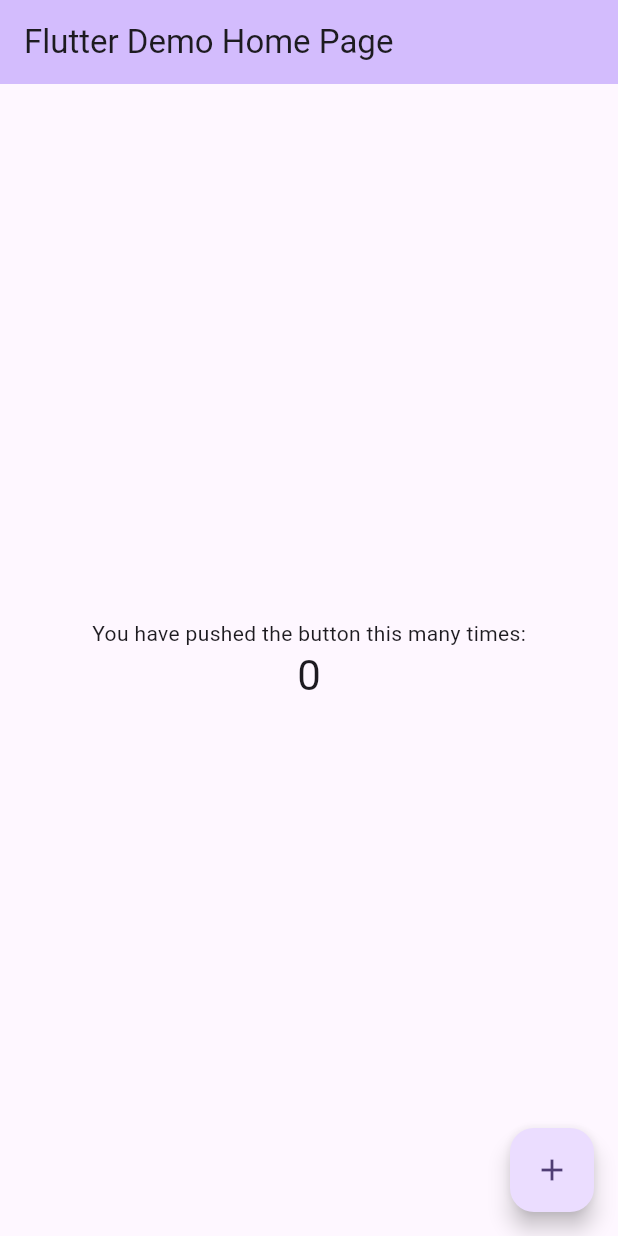
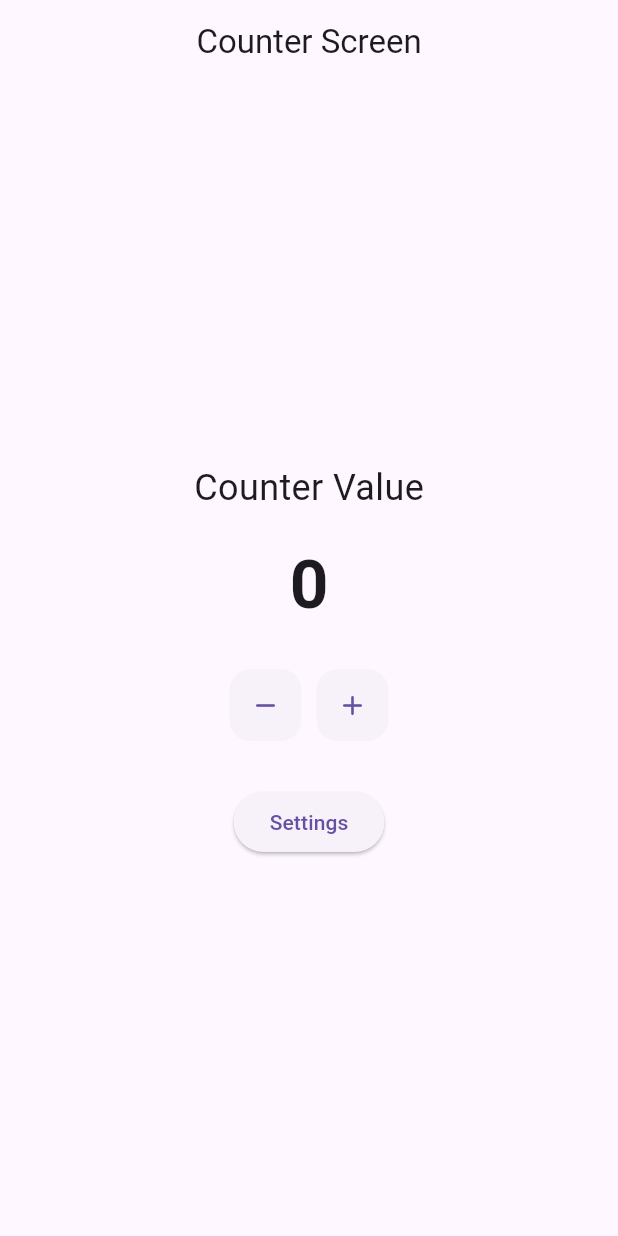
Before and after one commit to jianwillsbisocos-collab/bisocos_advmobprogAY2627, a Flutter app: the screen it shows after launch, on a phone screen of 412 x 824 dp. Run offline on Flutter 3.47's test engine with Material 3 defaults, Android fonts, the phone set to English and light mode, and no system bars.

Commit message:
lab_act1

```diff
--- a/bisocos_advmobprog/lib/main.dart
+++ b/bisocos_advmobprog/lib/main.dart
@@ -1,121 +1,166 @@
 import 'package:flutter/material.dart';
+import 'package:provider/provider.dart';
 
+/// Entry point ng application.
 void main() {
-  runApp(const MyApp());
+  runApp(
+    ChangeNotifierProvider(
+      create: (context) => ThemeProvider(),
+      child: const MyApp(),
+    ),
+  );
 }
 
+/// Nagha-handle ng theme state ng app gamit ang Provider.
+class ThemeProvider extends ChangeNotifier {
+  // Natutunan ko na mas madaling i-manage ang dark mode gamit ang Provider
+  // dahil accessible ito sa buong app.
+  bool _isDarkMode = false;
+
+  /// Ibinabalik ang current theme mode.
+  bool get isDarkMode => _isDarkMode;
+
+  /// Nagpapalit ng light at dark theme.
+  void toggleTheme(bool value) {
+    _isDarkMode = value;
+    notifyListeners();
+  }
+}
+
+/// Main widget ng application.
 class MyApp extends StatelessWidget {
   const MyApp({super.key});
 
-  // This widget is the root of your application.
   @override
   Widget build(BuildContext context) {
-    return MaterialApp(
-      title: 'Flutter Demo',
-      theme: ThemeData(
-        // This is the theme of your application.
-        //
-        // TRY THIS: Try running your application with "flutter run". You'll see
-        // the application has a purple toolbar. Then, without quitting the app,
-        // try changing the seedColor in the colorScheme below to Colors.green
-        // and then invoke "hot reload" (save your changes or press the "hot
-        // reload" button in a Flutter-supported IDE, or press "r" if you used
-        // the command line to start the app).
-        //
-        // Notice that the counter didn't reset back to zero; the application
-        // state is not lost during the reload. To reset the state, use hot
-        // restart instead.
-        //
-        // This works for code too, not just values: Most code changes can be
-        // tested with just a hot reload.
-        colorScheme: .fromSeed(seedColor: Colors.deepPurple),
-      ),
-      home: const MyHomePage(title: 'Flutter Demo Home Page'),
+    return Consumer<ThemeProvider>(
+      builder: (context, themeProvider, child) {
+        return MaterialApp(
+          debugShowCheckedModeBanner: false,
+          title: 'Ephemeral vs App State',
+          theme: ThemeData.light(),
+          darkTheme: ThemeData.dark(),
+          themeMode: themeProvider.isDarkMode
+              ? ThemeMode.dark
+              : ThemeMode.light,
+          home: const CounterScreen(),
+        );
+      },
     );
   }
 }
 
-class MyHomePage extends StatefulWidget {
-  const MyHomePage({super.key, required this.title});
-
-  // This widget is the home page of your application. It is stateful, meaning
-  // that it has a State object (defined below) that contains fields that affect
-  // how it looks.
-
-  // This class is the configuration for the state. It holds the values (in this
-  // case the title) provided by the parent (in this case the App widget) and
-  // used by the build method of the State. Fields in a Widget subclass are
-  // always marked "final".
-
-  final String title;
+/// First screen na nagpapakita ng Ephemeral State gamit ang setState().
+class CounterScreen extends StatefulWidget {
+  const CounterScreen({super.key});
 
   @override
-  State<MyHomePage> createState() => _MyHomePageState();
+  State<CounterScreen> createState() => _CounterScreenState();
 }
 
-class _MyHomePageState extends State<MyHomePage> {
-  int _counter = 0;
+class _CounterScreenState extends State<CounterScreen> {
+  int counter = 0;
 
-  void _incrementCounter() {
+  /// Dinadagdagan ang counter value.
+  void incrementCounter() {
     setState(() {
-      // This call to setState tells the Flutter framework that something has
-      // changed in this State, which causes it to rerun the build method below
-      // so that the display can reflect the updated values. If we changed
-      // _counter without calling setState(), then the build method would not be
-      // called again, and so nothing would appear to happen.
-      _counter++;
+      counter++;
+    });
+  }
+
+  /// Binabawasan ang counter value.
+  void decrementCounter() {
+    setState(() {
+      counter--;
     });
   }
 
   @override
   Widget build(BuildContext context) {
-    // This method is rerun every time setState is called, for instance as done
-    // by the _incrementCounter method above.
-    //
-    // The Flutter framework has been optimized to make rerunning build methods
-    // fast, so that you can just rebuild anything that needs updating rather
-    // than having to individually change instances of widgets.
     return Scaffold(
-      appBar: AppBar(
-        // TRY THIS: Try changing the color here to a specific color (to
-        // Colors.amber, perhaps?) and trigger a hot reload to see the AppBar
-        // change color while the other colors stay the same.
-        backgroundColor: Theme.of(context).colorScheme.inversePrimary,
-        // Here we take the value from the MyHomePage object that was created by
-        // the App.build method, and use it to set our appbar title.
-        title: Text(widget.title),
-      ),
+      appBar: AppBar(title: const Text('Counter Screen'), centerTitle: true),
       body: Center(
-        // Center is a layout widget. It takes a single child and positions it
-        // in the middle of the parent.
         child: Column(
-          // Column is also a layout widget. It takes a list of children and
-          // arranges them vertically. By default, it sizes itself to fit its
-          // children horizontally, and tries to be as tall as its parent.
-          //
-          // Column has various properties to control how it sizes itself and
-          // how it positions its children. Here we use mainAxisAlignment to
-          // center the children vertically; the main axis here is the vertical
-          // axis because Columns are vertical (the cross axis would be
-          // horizontal).
-          //
-          // TRY THIS: Invoke "debug painting" (choose the "Toggle Debug Paint"
-          // action in the IDE, or press "p" in the console), to see the
-          // wireframe for each widget.
-          mainAxisAlignment: .center,
+          mainAxisAlignment: MainAxisAlignment.center,
           children: [
-            const Text('You have pushed the button this many times:'),
+            const Text('Counter Value', style: TextStyle(fontSize: 24)),
+            const SizedBox(height: 15),
+
             Text(
-              '$_counter',
-              style: Theme.of(context).textTheme.headlineMedium,
+              '$counter',
+              style: const TextStyle(fontSize: 45, fontWeight: FontWeight.bold),
+            ),
+
+            const SizedBox(height: 25),
+
+            Row(
+              mainAxisAlignment: MainAxisAlignment.center,
+              children: [
+                ElevatedButton(
+                  onPressed: decrementCounter,
+                  style: ElevatedButton.styleFrom(
+                    minimumSize: const Size(48, 48),
+                    padding: EdgeInsets.zero,
+                    elevation: 0,
+                    shape: RoundedRectangleBorder(
+                      borderRadius: BorderRadius.circular(14),
+                    ),
+                  ),
+                  child: const Icon(Icons.remove_rounded, size: 22),
+                ),
+                const SizedBox(width: 10),
+                ElevatedButton(
+                  onPressed: incrementCounter,
+                  style: ElevatedButton.styleFrom(
+                    minimumSize: const Size(48, 48),
+                    padding: EdgeInsets.zero,
+                    elevation: 0,
+                    shape: RoundedRectangleBorder(
+                      borderRadius: BorderRadius.circular(14),
+                    ),
+                  ),
+                  child: const Icon(Icons.add_rounded, size: 22),
+                ),
+              ],
+            ),
+
+            const SizedBox(height: 30),
+
+            ElevatedButton(
+              onPressed: () {
+                Navigator.push(
+                  context,
+                  MaterialPageRoute(builder: (context) => const ThemeScreen()),
+                );
+              },
+              child: const Text('Settings'),
             ),
           ],
         ),
       ),
-      floatingActionButton: FloatingActionButton(
-        onPressed: _incrementCounter,
-        tooltip: 'Increment',
-        child: const Icon(Icons.add),
+    );
+  }
+}
+
+/// Second screen na nagpapakita ng App State gamit ang Provider.
+class ThemeScreen extends StatelessWidget {
+  const ThemeScreen({super.key});
+
+  @override
+  Widget build(BuildContext context) {
+    final themeProvider = Provider.of<ThemeProvider>(context);
+
+    return Scaffold(
+      appBar: AppBar(title: const Text('Settings'), centerTitle: true),
+      body: Center(
+        child: SwitchListTile(
+          title: const Text('Dark Mode'),
+          subtitle: const Text('Toggle the application theme'),
+          value: themeProvider.isDarkMode,
+          onChanged: (value) {
+            themeProvider.toggleTheme(value);
+          },
+        ),
       ),
     );
   }
--- a/bisocos_advmobprog/pubspec.yaml
+++ b/bisocos_advmobprog/pubspec.yaml
@@ -30,10 +30,7 @@
 dependencies:
   flutter:
     sdk: flutter
-
-  # The following adds the Cupertino Icons font to your application.
-  # Use with the CupertinoIcons class for iOS style icons.
-  cupertino_icons: ^1.0.8
+  provider: ^6.1.2
 
 dev_dependencies:
   flutter_test:
```
Also changed, not shown: bisocos_advmobprog/pubspec.lock, 2 other files.
